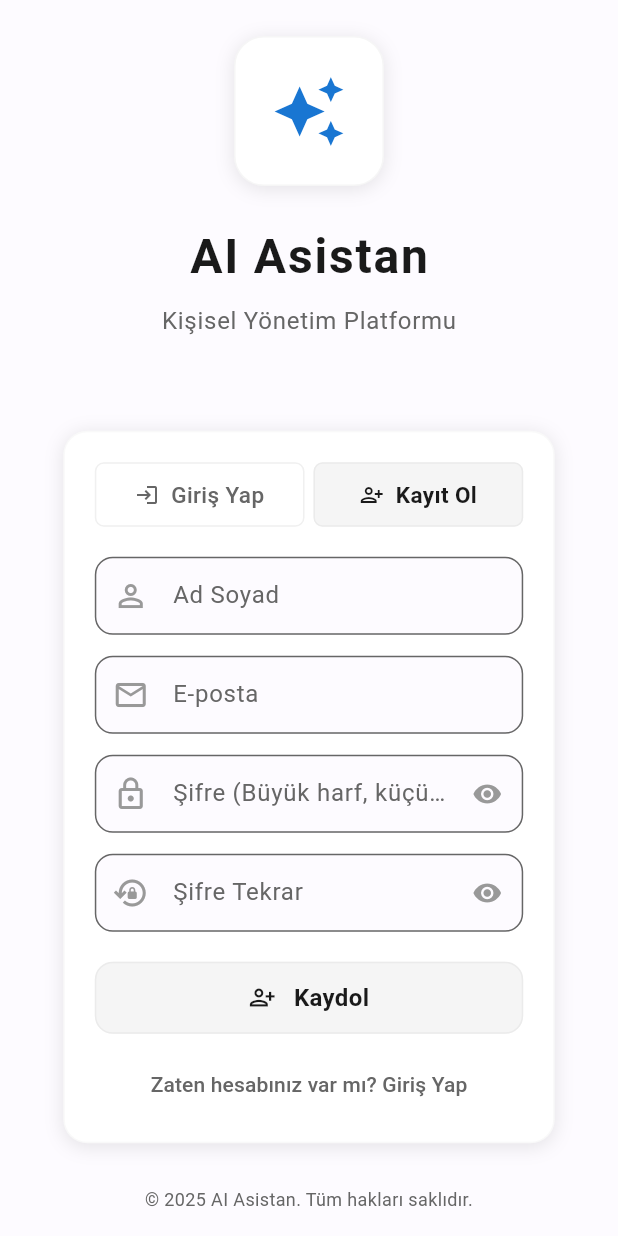
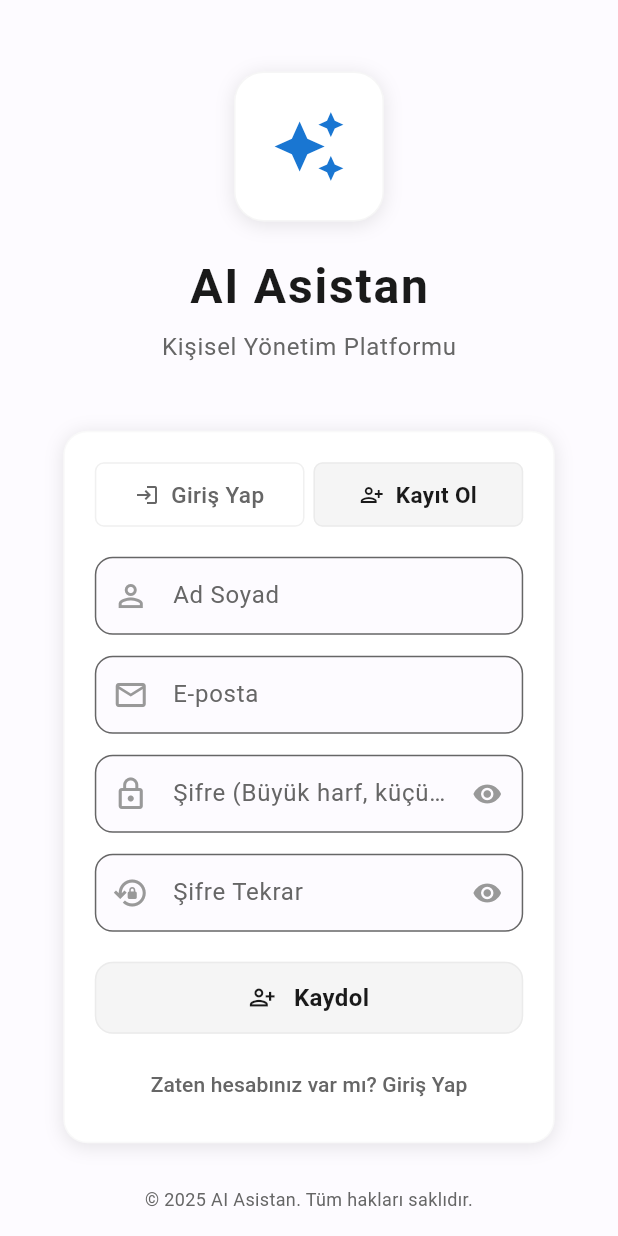
Before and after one commit to Haknozer/ai_assistan, a Flutter app: the screen it shows after launch, after a tap on "Kayıt Ol", on a phone screen of 412 x 824 dp. Run offline on Flutter 3.47's test engine with Material 3 defaults, Android fonts, the phone set to English and light mode, and no system bars; our stand-ins replace flutter_riverpod, go_router, riverpod_annotation, sqflite, sqflite_common_ffi, supabase_flutter; accounts and stored records are empty; generated files the repository leaves out were written again.

```diff
--- /dev/null
+++ b/devtools_options.yaml
@@ -0,0 +1,3 @@
+description: This file stores settings for Dart & Flutter DevTools.
+documentation: https://docs.flutter.dev/tools/devtools/extensions#configure-extension-enablement-states
+extensions:
--- a/lib/core/theme/app_theme.dart
+++ b/lib/core/theme/app_theme.dart
@@ -21,7 +21,7 @@ class AppTheme {
     onError: Colors.white,
     surface: AppColors.surfaceColor,
     onSurface: AppColors.primaryTextColor,
-    surfaceVariant: AppColors.backgroundColor,
+    surfaceContainerHighest: AppColors.backgroundColor,
     onSurfaceVariant: AppColors.secondaryTextColor,
   );
 
@@ -35,8 +35,6 @@ class AppTheme {
     onError: Colors.black,
     surface: Color(0xFF121212),
     onSurface: Colors.white,
-    background: Color(0xFF121212),
-    onBackground: Colors.white,
   );
 
   // Light Theme
@@ -416,7 +414,7 @@ class AppTheme {
   // Shadow'lar
   static List<BoxShadow> get cardShadow => [
     BoxShadow(
-      color: Colors.black.withOpacity(0.1),
+      color: Colors.black.withValues(alpha: 0.1),
       blurRadius: 8,
       offset: const Offset(0, 2),
     ),
@@ -424,7 +422,7 @@ class AppTheme {
 
   static List<BoxShadow> get elevatedShadow => [
     BoxShadow(
-      color: Colors.black.withOpacity(0.2),
+      color: Colors.black.withValues(alpha: 0.2),
       blurRadius: 12,
       offset: const Offset(0, 4),
     ),
--- a/lib/main.dart
+++ b/lib/main.dart
@@ -1,10 +1,36 @@
+import 'package:flutter/foundation.dart';
 import 'package:flutter/material.dart';
 import 'package:flutter_riverpod/flutter_riverpod.dart';
+import 'package:supabase_flutter/supabase_flutter.dart';
+import 'package:sqflite_common_ffi/sqflite_ffi.dart';
 import 'core/theme/app_theme.dart';
 import 'core/router/app_router.dart';
+import 'core/database/database_service.dart';
 import 'providers/user_provider.dart';
 
-void main() {
+Future<void> main() async {
+  WidgetsFlutterBinding.ensureInitialized();
+
+  // Windows için database factory initialization
+  if (defaultTargetPlatform == TargetPlatform.windows) {
+    databaseFactory = databaseFactoryFfi;
+  }
+
+  // Supabase'i başlat
+  await Supabase.initialize(
+    url: 'https://laxjsbkonbwuckdwutxg.supabase.co', // Buraya Supabase URL'iniz gelecek
+    anonKey:
+        'eyJhbGciOiJIUzI1NiIsInR5cCI6IkpXVCJ9.eyJpc3MiOiJzdXBhYmFzZSIsInJlZiI6ImxheGpzYmtvbmJ3dWNrZHd1dHhnIiwicm9sZSI6ImFub24iLCJpYXQiOjE3NjE5ODI4MjQsImV4cCI6MjA3NzU1ODgyNH0.TeXuMpYl2Oln3vBEB-LQn3jvq8Y_JI2T_Uu0-bIXyZg', // Buraya anon key gelecek
+    debug: true,
+  );
+
+  // Veritabanını başlat
+  try {
+    await DatabaseService.instance.database;
+  } catch (e) {
+    debugPrint('Database initialization error: $e');
+  }
+
   runApp(
     const ProviderScope(
       child: AIAssistantApp(),
@@ -31,9 +57,7 @@ class AIAssistantApp extends ConsumerWidget {
         themeMode = ThemeMode.dark;
         break;
       default: // system
-        themeMode = systemBrightness == Brightness.dark
-            ? ThemeMode.dark
-            : ThemeMode.light;
+        themeMode = systemBrightness == Brightness.dark ? ThemeMode.dark : ThemeMode.light;
     }
 
     return MaterialApp.router(
--- a/lib/models/calendar_event.dart
+++ b/lib/models/calendar_event.dart
@@ -226,7 +226,7 @@ class CalendarEvent {
   }
 
   String get formattedTime {
-    return DateFormat('HH:mm').format(startTime) + ' - ' + DateFormat('HH:mm').format(endTime);
+    return '${DateFormat('HH:mm').format(startTime)} - ${DateFormat('HH:mm').format(endTime)}';
   }
 
   // Etkinlik süresi (dakika cinsinden)
--- a/lib/presentation/screens/auth/login_screen.dart
+++ b/lib/presentation/screens/auth/login_screen.dart
@@ -2,7 +2,6 @@ import 'package:flutter/material.dart';
 import 'package:flutter_riverpod/flutter_riverpod.dart';
 import 'package:go_router/go_router.dart';
 import '../../../core/theme/app_colors.dart';
-import '../../../core/theme/app_theme.dart';
 import '../../../providers/user_provider.dart';
 import '../../widgets/auth_header.dart';
 import '../../widgets/auth_form.dart';
@@ -14,8 +13,7 @@ class LoginScreen extends ConsumerStatefulWidget {
   ConsumerState<LoginScreen> createState() => _LoginScreenState();
 }
 
-class _LoginScreenState extends ConsumerState<LoginScreen>
-    with SingleTickerProviderStateMixin {
+class _LoginScreenState extends ConsumerState<LoginScreen> with SingleTickerProviderStateMixin {
   late AnimationController _animationController;
   late Animation<double> _fadeAnimation;
   late Animation<Offset> _slideAnimation;
@@ -136,9 +134,9 @@ class _LoginScreenState extends ConsumerState<LoginScreen>
           },
         ),
       ),
-      bottomNavigationBar: SafeArea(
+      bottomNavigationBar: const SafeArea(
         child: Padding(
-          padding: const EdgeInsets.only(bottom: 16.0),
+          padding: EdgeInsets.only(bottom: 16.0),
           child: Text(
             '© 2025 AI Asistan. Tüm hakları saklıdır.',
             textAlign: TextAlign.center,
--- a/lib/presentation/screens/splash_screen.dart
+++ b/lib/presentation/screens/splash_screen.dart
@@ -10,8 +10,7 @@ class SplashScreen extends ConsumerStatefulWidget {
   ConsumerState<SplashScreen> createState() => _SplashScreenState();
 }
 
-class _SplashScreenState extends ConsumerState<SplashScreen>
-    with SingleTickerProviderStateMixin {
+class _SplashScreenState extends ConsumerState<SplashScreen> with SingleTickerProviderStateMixin {
   late AnimationController _animationController;
   late Animation<double> _fadeAnimation;
   late Animation<double> _scaleAnimation;
@@ -58,7 +57,7 @@ class _SplashScreenState extends ConsumerState<SplashScreen>
   Widget build(BuildContext context) {
     return Scaffold(
       body: Container(
-        decoration: BoxDecoration(
+        decoration: const BoxDecoration(
           gradient: AppTheme.primaryGradient,
         ),
         child: Center(
--- a/lib/presentation/widgets/auth_form.dart
+++ b/lib/presentation/widgets/auth_form.dart
@@ -1,7 +1,6 @@
 import 'package:flutter/material.dart';
 import 'package:flutter_riverpod/flutter_riverpod.dart';
 import '../../../core/theme/app_colors.dart';
-import '../../../core/theme/app_theme.dart';
 import '../../../providers/user_provider.dart';
 import 'custom_text_field.dart';
 import 'custom_button.dart';
--- a/lib/presentation/widgets/auth_header.dart
+++ b/lib/presentation/widgets/auth_header.dart
@@ -1,13 +1,14 @@
 import 'package:flutter/material.dart';
 import '../../../core/theme/app_colors.dart';
-import '../../../core/theme/app_theme.dart';
 
 class AuthHeader extends StatelessWidget {
   const AuthHeader({super.key});
 
   @override
   Widget build(BuildContext context) {
-    return Column(
+    return SingleChildScrollView(
+      child: Column(
+        mainAxisSize: MainAxisSize.min,
         children: [
           // Logo
           Container(
@@ -29,7 +30,7 @@ class AuthHeader extends StatelessWidget {
             ),
           ),
 
-        const SizedBox(height: 24),
+          const SizedBox(height: 20),
 
           // Uygulama Adı
           const Text(
@@ -42,7 +43,7 @@ class AuthHeader extends StatelessWidget {
             ),
           ),
 
-        const SizedBox(height: 8),
+          const SizedBox(height: 6),
 
           // Alt Başlık
           const Text(
@@ -54,6 +55,7 @@ class AuthHeader extends StatelessWidget {
             ),
           ),
         ],
+      ),
     );
   }
 }
--- a/lib/presentation/widgets/loading_widget.dart
+++ b/lib/presentation/widgets/loading_widget.dart
@@ -46,7 +46,7 @@ class LoadingOverlay extends StatelessWidget {
         child,
         if (isLoading)
           Container(
-            color: overlayColor ?? Colors.black.withOpacity(0.3),
+            color: overlayColor ?? Colors.black.withValues(alpha: 0.3),
             child: Center(
               child: Column(
                 mainAxisAlignment: MainAxisAlignment.center,
--- a/pubspec.yaml
+++ b/pubspec.yaml
@@ -14,6 +14,7 @@ dependencies:
   http: ^1.1.0
   # Veritabanı
   sqflite: ^2.3.0
+  sqflite_common_ffi: ^2.3.0
   path: ^1.8.3
   path_provider: ^2.1.1
   # Şifreleme
@@ -26,6 +27,8 @@ dependencies:
   go_router: ^13.2.0
   # UI
   material_color_utilities: ^0.11.1
+  # Supabase
+  supabase_flutter: ^2.3.4
   # Yardımcı
   intl: ^0.18.1
   uuid: ^4.2.1
```
Also changed, not shown: lib/providers/user_provider.dart (+134 -18 lines), lib/services/supabase_auth_service.dart (added, +137 -0 lines), .claude/settings.local.json (added), lib/providers/user_provider.g.dart, pubspec.lock, 6 other files. Lines whose indentation alone changed are shown as unchanged.
